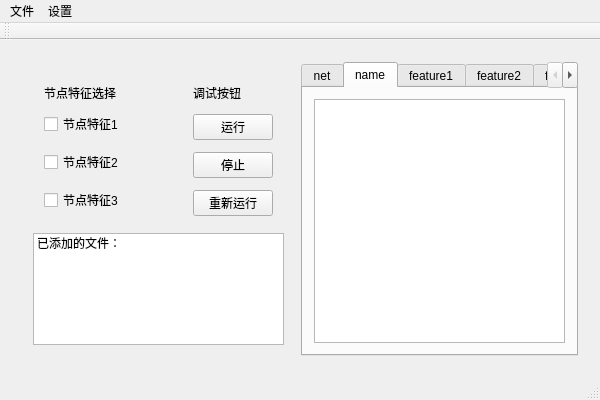
Before: the Qt Designer form VisNetApp/VisNetApp.ui in RyougiKukoc/Qt-VisNet, drawn with Qt 5.
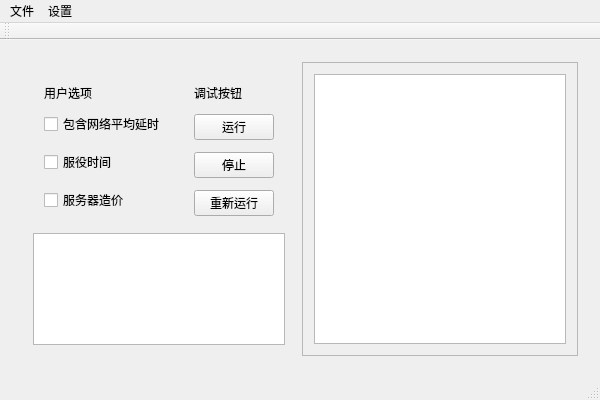
After: the same form once the commit is applied. The open tabs and pages were chosen to show the change.

Diff of the .ui file:
```diff
--- a/VisNetApp/VisNetApp.ui
+++ b/VisNetApp/VisNetApp.ui
@@ -30,23 +30,10 @@
           <item>
            <widget class="QWidget" name="widget_6" native="true">
             <layout class="QGridLayout" name="gridLayout">
-             <item row="4" column="1">
-              <widget class="QPushButton" name="pushButton_5">
-               <property name="sizePolicy">
-                <sizepolicy hsizetype="Fixed" vsizetype="Fixed">
-                 <horstretch>0</horstretch>
-                 <verstretch>0</verstretch>
-                </sizepolicy>
-               </property>
-               <property name="text">
-                <string>停止</string>
-               </property>
-              </widget>
-             </item>
              <item row="0" column="0">
               <widget class="QLabel" name="label_3">
                <property name="text">
-                <string>节点特征选择</string>
+                <string>用户选项</string>
                </property>
               </widget>
              </item>
@@ -63,6 +50,26 @@
                </property>
               </widget>
              </item>
+             <item row="4" column="1">
+              <widget class="QPushButton" name="pushButton_5">
+               <property name="sizePolicy">
+                <sizepolicy hsizetype="Fixed" vsizetype="Fixed">
+                 <horstretch>0</horstretch>
+                 <verstretch>0</verstretch>
+                </sizepolicy>
+               </property>
+               <property name="text">
+                <string>停止</string>
+               </property>
+              </widget>
+             </item>
+             <item row="1" column="0" rowspan="2">
+              <widget class="QCheckBox" name="checkBox_4">
+               <property name="text">
+                <string>包含网络平均延时</string>
+               </property>
+              </widget>
+             </item>
              <item row="0" column="1">
               <widget class="QLabel" name="label_4">
                <property name="text">
@@ -70,10 +77,10 @@
                </property>
               </widget>
              </item>
-             <item row="1" column="0" rowspan="2" colspan="2">
-              <widget class="QCheckBox" name="checkBox_4">
+             <item row="5" column="0" rowspan="2">
+              <widget class="QCheckBox" name="checkBox_6">
                <property name="text">
-                <string>节点特征1</string>
+                <string>服务器造价</string>
                </property>
               </widget>
              </item>
@@ -90,17 +97,10 @@
                </property>
               </widget>
              </item>
-             <item row="5" column="0" rowspan="2">
-              <widget class="QCheckBox" name="checkBox_6">
-               <property name="text">
-                <string>节点特征3</string>
-               </property>
-              </widget>
-             </item>
              <item row="3" column="0" rowspan="2">
               <widget class="QCheckBox" name="checkBox_5">
                <property name="text">
-                <string>节点特征2</string>
+                <string>服役时间</string>
                </property>
               </widget>
              </item>
@@ -108,69 +108,28 @@
            </widget>
           </item>
           <item>
-           <widget class="QListWidget" name="listWidget">
-            <item>
-             <property name="text">
-              <string>已添加的文件：</string>
-             </property>
-            </item>
-           </widget>
+           <widget class="QListWidget" name="listWidget"/>
           </item>
          </layout>
         </widget>
        </item>
        <item>
-        <widget class="QTabWidget" name="tabWidget">
-         <property name="currentIndex">
-          <number>4</number>
+        <widget class="QScrollArea" name="scrollArea">
+         <property name="widgetResizable">
+          <bool>true</bool>
          </property>
-         <widget class="QWidget" name="net">
-          <attribute name="title">
-           <string>net</string>
-          </attribute>
-          <layout class="QVBoxLayout" name="verticalLayout_3">
+         <widget class="QWidget" name="scrollAreaWidgetContents">
+          <property name="geometry">
+           <rect>
+            <x>0</x>
+            <y>0</y>
+            <width>277</width>
+            <height>302</height>
+           </rect>
+          </property>
+          <layout class="QVBoxLayout" name="verticalLayout_2">
            <item>
-            <widget class="QTableWidget" name="tablenet"/>
-           </item>
-          </layout>
-         </widget>
-         <widget class="QWidget" name="name">
-          <attribute name="title">
-           <string>name</string>
-          </attribute>
-          <layout class="QVBoxLayout" name="verticalLayout_4">
-           <item>
-            <widget class="QTableWidget" name="tablename"/>
-           </item>
-          </layout>
-         </widget>
-         <widget class="QWidget" name="feature1">
-          <attribute name="title">
-           <string>feature1</string>
-          </attribute>
-          <layout class="QVBoxLayout" name="verticalLayout_5">
-           <item>
-            <widget class="QTableWidget" name="tablefeature1"/>
-           </item>
-          </layout>
-         </widget>
-         <widget class="QWidget" name="feature2">
-          <attribute name="title">
-           <string>feature2</string>
-          </attribute>
-          <layout class="QVBoxLayout" name="verticalLayout_6">
-           <item>
-            <widget class="QTableWidget" name="tablefeature2"/>
-           </item>
-          </layout>
-         </widget>
-         <widget class="QWidget" name="feature3">
-          <attribute name="title">
-           <string>feature3</string>
-          </attribute>
-          <layout class="QVBoxLayout" name="verticalLayout_7">
-           <item>
-            <widget class="QTableWidget" name="tableWidget_4"/>
+            <widget class="QTextBrowser" name="textBrowser"/>
            </item>
           </layout>
          </widget>
@@ -196,9 +155,8 @@
     </property>
     <addaction name="action_add_net"/>
     <addaction name="action_add_name"/>
-    <addaction name="action_add_feature1"/>
-    <addaction name="action_add_feature2"/>
-    <addaction name="action_add_feature3"/>
+    <addaction name="action_add_age"/>
+    <addaction name="action_add_price"/>
    </widget>
    <widget class="QMenu" name="menu_set">
     <property name="title">
@@ -230,14 +188,14 @@
     <string>添加节点名称映射表</string>
    </property>
   </action>
-  <action name="action_add_feature1">
+  <action name="action_add_age">
    <property name="text">
-    <string>添加节点特征文件1</string>
+    <string>添加服役时间文件</string>
    </property>
   </action>
-  <action name="action_add_feature2">
+  <action name="action_add_price">
    <property name="text">
-    <string>添加节点特征文件2</string>
+    <string>添加服务器造价文件</string>
    </property>
   </action>
   <action name="action_add_feature3">
```
